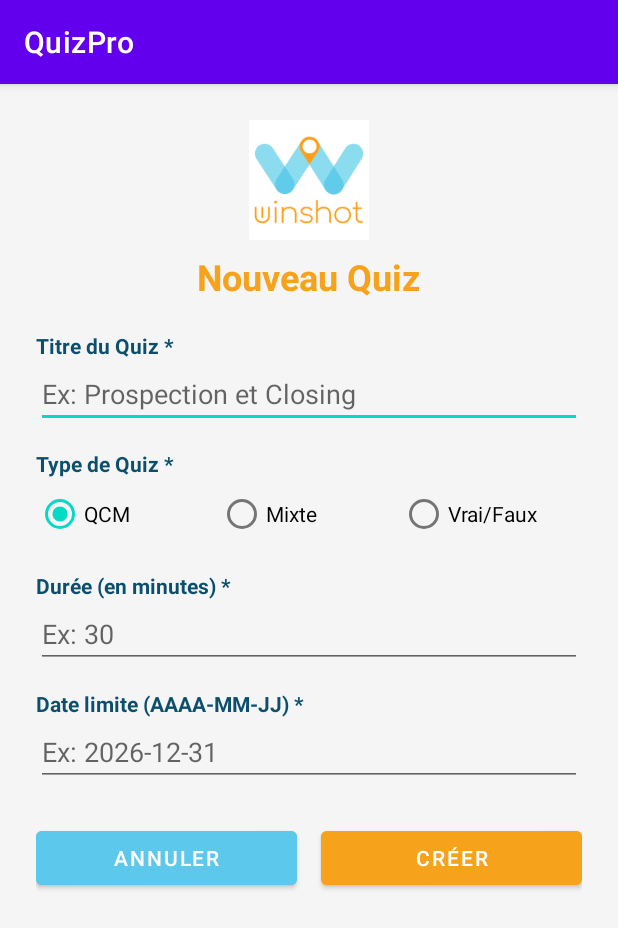
After one commit to baccarimehyar61-blip/Dsi3.2-DevMinds-QuizPro, an Android app: the CreateQuizActivity screen opened directly, with no data from a screen before it, on a phone screen of 412 x 824 dp. The commit adds this screen. Shown: the top 928 px of the screen. Run offline under Robolectric (Android 15) with nearby library versions, the phone set to English and light mode, and no system bars.

Commit message:
Ajout du bouton et du formulaire de creation de Quiz (CreateQuizActivity)

```diff
--- a/app/src/main/AndroidManifest.xml
+++ b/app/src/main/AndroidManifest.xml
@@ -9,6 +9,9 @@
         android:roundIcon="@mipmap/ic_launcher_round"
         android:supportsRtl="true"
         android:theme="@style/Theme.QuizPro">
+        <activity
+            android:name=".formateur.CreateQuizActivity"
+            android:exported="false" />
         <activity
             android:name=".MainActivity"
             android:exported="true">
--- /dev/null
+++ b/app/src/main/java/isetb/tp2/quizpro/formateur/CreateQuizActivity.kt
@@ -0,0 +1,63 @@
+package isetb.tp2.quizpro.formateur
+
+import androidx.appcompat.app.AppCompatActivity
+import android.os.Bundle
+import android.widget.Button
+import android.widget.EditText
+import android.widget.RadioButton
+import android.widget.RadioGroup
+import android.widget.Toast
+import isetb.tp2.quizpro.R
+
+class CreateQuizActivity : AppCompatActivity() {
+
+    override fun onCreate(savedInstanceState: Bundle?) {
+        super.onCreate(savedInstanceState)
+        setContentView(R.layout.activity_create_quiz)
+
+
+        val etTitre = findViewById<EditText>(R.id.etTitreQuiz)
+        val rgType = findViewById<RadioGroup>(R.id.rgTypeQuiz)
+        val etDuree = findViewById<EditText>(R.id.etDureeQuiz)
+        val etDateLimite = findViewById<EditText>(R.id.etDateLimiteQuiz)
+        val btnAnnuler = findViewById<Button>(R.id.btnAnnulerQuiz)
+        val btnValider = findViewById<Button>(R.id.btnValiderQuiz)
+
+
+        btnAnnuler.setOnClickListener {
+            finish()
+        }
+
+
+        btnValider.setOnClickListener {
+            val titre = etTitre.text.toString().trim()
+            val duree = etDuree.text.toString().trim()
+            val dateLimite = etDateLimite.text.toString().trim()
+
+
+            val selectedTypeId = rgType.checkedRadioButtonId
+            val radioButton = findViewById<RadioButton>(selectedTypeId)
+            val typeQuiz = radioButton?.text?.toString() ?: "QCM"
+
+
+            if (titre.isEmpty()) {
+                etTitre.error = "Le titre est obligatoire"
+                Toast.makeText(this, "Veuillez entrer le titre du quiz", Toast.LENGTH_SHORT).show()
+                return@setOnClickListener
+            }
+            if (duree.isEmpty()) {
+                etDuree.error = "La durée est obligatoire"
+                Toast.makeText(this, "Veuillez entrer la durée", Toast.LENGTH_SHORT).show()
+                return@setOnClickListener
+            }
+            if (dateLimite.isEmpty()) {
+                etDateLimite.error = "La date limite est obligatoire"
+                Toast.makeText(this, "Veuillez entrer la date limite", Toast.LENGTH_SHORT).show()
+                return@setOnClickListener
+            }
+            Toast.makeText(this, "Quiz \"$titre\" créé avec succès !", Toast.LENGTH_LONG).show()
+
+            finish()
+        }
+    }
+}
--- a/app/src/main/java/isetb/tp2/quizpro/formateur/FormateurActivity.kt
+++ b/app/src/main/java/isetb/tp2/quizpro/formateur/FormateurActivity.kt
@@ -7,6 +7,7 @@ import androidx.recyclerview.widget.LinearLayoutManager
 import androidx.recyclerview.widget.RecyclerView
 import isetb.tp2.quizpro.Quiz
 import isetb.tp2.quizpro.R
+import android.content.Intent
 
 class FormateurActivity : AppCompatActivity() {
 
@@ -34,5 +35,11 @@ class FormateurActivity : AppCompatActivity() {
 
         val adapter = QuizAdapter(listeQuiz)
         recyclerViewQuiz.adapter = adapter
+
+        val btnAjouter = findViewById<Button>(R.id.btnAjouterQuiz)
+        btnAjouter.setOnClickListener {
+            val intent = Intent(this, CreateQuizActivity::class.java)
+            startActivity(intent)
+        }
     }
 }
--- /dev/null
+++ b/app/src/main/res/layout/activity_create_quiz.xml
@@ -0,0 +1,149 @@
+<?xml version="1.0" encoding="utf-8"?>
+<ScrollView xmlns:android="http://schemas.android.com/apk/res/android"
+    xmlns:tools="http://schemas.android.com/tools"
+    android:layout_width="match_parent"
+    android:layout_height="match_parent"
+    android:fillViewport="true"
+    android:background="#F5F5F5"
+    tools:context=".formateur.CreateQuizActivity">
+
+    <LinearLayout
+        android:layout_width="match_parent"
+        android:layout_height="wrap_content"
+        android:orientation="vertical"
+        android:padding="24dp">
+
+
+        <ImageView
+            android:id="@+id/imgLogoCreateQuiz"
+            android:layout_width="80dp"
+            android:layout_height="80dp"
+            android:layout_gravity="center_horizontal"
+            android:src="@drawable/logo_winshot" />
+
+
+        <TextView
+            android:layout_width="wrap_content"
+            android:layout_height="wrap_content"
+            android:layout_gravity="center_horizontal"
+            android:layout_marginTop="8dp"
+            android:layout_marginBottom="20dp"
+            android:text="Nouveau Quiz"
+            android:textColor="@color/orange_winshot"
+            android:textSize="24sp"
+            android:textStyle="bold" />
+
+
+        <TextView
+            android:layout_width="wrap_content"
+            android:layout_height="wrap_content"
+            android:text="Titre du Quiz *"
+            android:textStyle="bold"
+            android:textColor="#0B4F6C" />
+
+        <EditText
+            android:id="@+id/etTitreQuiz"
+            android:layout_width="match_parent"
+            android:layout_height="wrap_content"
+            android:hint="Ex: Prospection et Closing"
+            android:inputType="textCapSentences"
+            android:layout_marginBottom="14dp" />
+
+
+        <TextView
+            android:layout_width="wrap_content"
+            android:layout_height="wrap_content"
+            android:text="Type de Quiz *"
+            android:textStyle="bold"
+            android:textColor="#0B4F6C" />
+
+        <RadioGroup
+            android:id="@+id/rgTypeQuiz"
+            android:layout_width="match_parent"
+            android:layout_height="wrap_content"
+            android:orientation="horizontal"
+            android:layout_marginBottom="14dp">
+
+            <RadioButton
+                android:id="@+id/rbQCM"
+                android:layout_width="0dp"
+                android:layout_height="wrap_content"
+                android:layout_weight="1"
+                android:checked="true"
+                android:text="QCM" />
+
+            <RadioButton
+                android:id="@+id/rbMixte"
+                android:layout_width="0dp"
+                android:layout_height="wrap_content"
+                android:layout_weight="1"
+                android:text="Mixte" />
+
+            <RadioButton
+                android:id="@+id/rbVraiFaux"
+                android:layout_width="0dp"
+                android:layout_height="wrap_content"
+                android:layout_weight="1"
+                android:text="Vrai/Faux" />
+        </RadioGroup>
+
+
+        <TextView
+            android:layout_width="wrap_content"
+            android:layout_height="wrap_content"
+            android:text="Durée (en minutes) *"
+            android:textStyle="bold"
+            android:textColor="#0B4F6C" />
+
+        <EditText
+            android:id="@+id/etDureeQuiz"
+            android:layout_width="match_parent"
+            android:layout_height="wrap_content"
+            android:hint="Ex: 30"
+            android:inputType="number"
+            android:layout_marginBottom="14dp" />
+
+
+        <TextView
+            android:layout_width="wrap_content"
+            android:layout_height="wrap_content"
+            android:text="Date limite (AAAA-MM-JJ) *"
+            android:textStyle="bold"
+            android:textColor="#0B4F6C" />
+
+        <EditText
+            android:id="@+id/etDateLimiteQuiz"
+            android:layout_width="match_parent"
+            android:layout_height="wrap_content"
+            android:hint="Ex: 2026-12-31"
+            android:inputType="date"
+            android:layout_marginBottom="24dp" />
+
+
+        <LinearLayout
+            android:layout_width="match_parent"
+            android:layout_height="wrap_content"
+            android:orientation="horizontal"
+            android:weightSum="2">
+
+            <Button
+                android:id="@+id/btnAnnulerQuiz"
+                android:layout_width="0dp"
+                android:layout_height="wrap_content"
+                android:layout_weight="1"
+                android:layout_marginEnd="8dp"
+                android:backgroundTint="@color/bleu_winshot"
+                android:text="Annuler" />
+
+            <Button
+                android:id="@+id/btnValiderQuiz"
+                android:layout_width="0dp"
+                android:layout_height="wrap_content"
+                android:layout_weight="1"
+                android:layout_marginStart="8dp"
+                android:backgroundTint="@color/orange_winshot"
+                android:text="Créer" />
+        </LinearLayout>
+
+    </LinearLayout>
+</ScrollView>
--- a/app/src/main/res/layout/activity_formateur.xml
+++ b/app/src/main/res/layout/activity_formateur.xml
@@ -52,6 +52,18 @@
     <androidx.recyclerview.widget.RecyclerView
         android:id="@+id/recyclerViewQuiz"
         android:layout_width="match_parent"
-        android:layout_height="match_parent" />
+        android:layout_height="0dp"
+        android:layout_weight="1" />
+
+    <Button
+        android:id="@+id/btnAjouterQuiz"
+        android:layout_width="wrap_content"
+        android:layout_height="wrap_content"
+        android:layout_gravity="center_horizontal"
+        android:layout_marginTop="12dp"
+        android:layout_marginBottom="12dp"
+        android:text="+ Créer un nouveau Quiz"
+        android:textColor="#FFFFFF"
+        android:backgroundTint="#FFF7A21B" />
 
 </LinearLayout>
```
